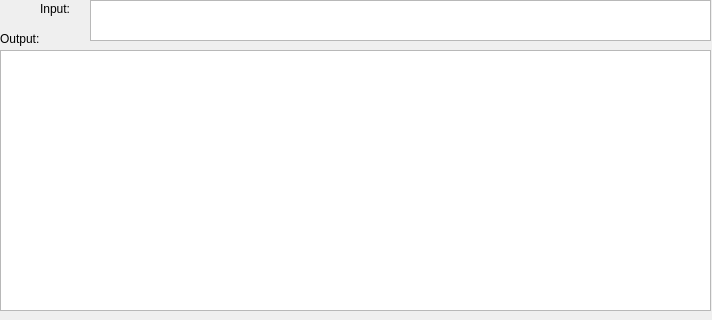
The window that src/sql/sql-interface/mainwindow.ui (codelogicanalysis/atmine) describes before a commit, drawn with Qt 5; both pictures show x 0 to 712 and y 0 to 320 of the 712 by 488 pixel window.
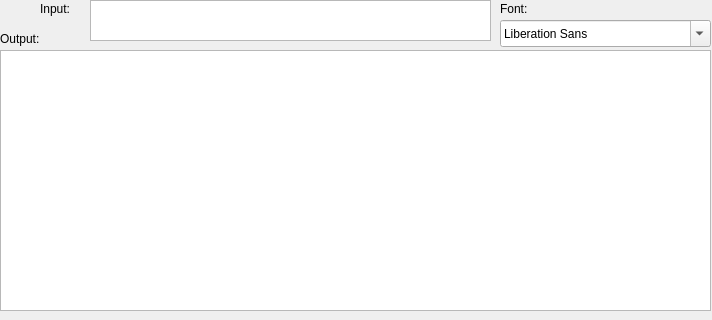
The same window after the commit.

Patch:
```diff
--- a/src/sql/sql-interface/mainwindow.ui
+++ b/src/sql/sql-interface/mainwindow.ui
@@ -19,7 +19,7 @@
      <rect>
       <x>90</x>
       <y>0</y>
-      <width>621</width>
+      <width>401</width>
       <height>41</height>
      </rect>
     </property>
@@ -96,6 +96,29 @@
      <string>Start</string>
     </property>
    </widget>
+   <widget class="QFontComboBox" name="fontComboBox">
+    <property name="geometry">
+     <rect>
+      <x>500</x>
+      <y>20</y>
+      <width>211</width>
+      <height>27</height>
+     </rect>
+    </property>
+   </widget>
+   <widget class="QLabel" name="label_4">
+    <property name="geometry">
+     <rect>
+      <x>500</x>
+      <y>0</y>
+      <width>41</width>
+      <height>18</height>
+     </rect>
+    </property>
+    <property name="text">
+     <string>Font:</string>
+    </property>
+   </widget>
   </widget>
  </widget>
  <resources/>
```
Left out of the diff: 56 changed lines with no effect on the pictures.
